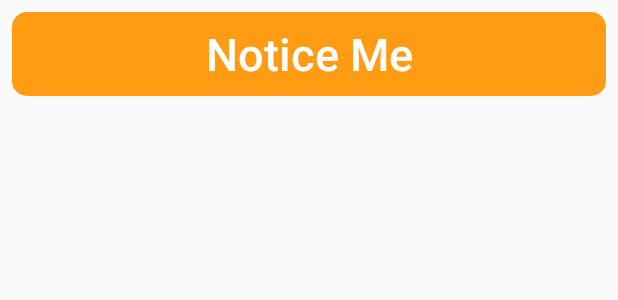
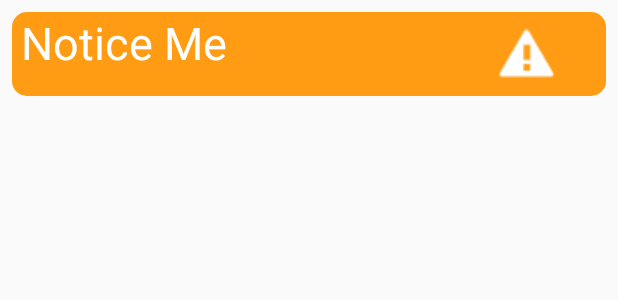
Before and after one commit to ftelnov/flowless, an Android app: the layout but.xml on its own in the app's theme, with its tools: preview values and no code run, on a phone screen of 412 x 824 dp. Shown: the top 300 px of the screen. Run offline under Robolectric (Android 15) with nearby library versions, the phone set to English and light mode, and no system bars.

Commit message:
Чисто ненужный никому коммит, но так надежнее

```diff
--- a/app/src/main/java/com/example/sirius/rs/MainActivity.java
+++ b/app/src/main/java/com/example/sirius/rs/MainActivity.java
@@ -21,9 +21,6 @@ import fragments.ProfileFragment;
 import fragments.SearchFragment;
 
 public class MainActivity extends AppCompatActivity {
-    boolean flag = false;
-    boolean flagSearch = false;
-    private Context context;
     final Map<ImageButton, Integer> map = new HashMap<ImageButton, Integer>();
     final Map<ImageButton, Boolean> visited = new HashMap<ImageButton, Boolean>();
 
--- a/app/src/main/res/layout/but.xml
+++ b/app/src/main/res/layout/but.xml
@@ -2,25 +2,49 @@
 <android.support.constraint.ConstraintLayout
     xmlns:android="http://schemas.android.com/apk/res/android"
     xmlns:app="http://schemas.android.com/apk/res-auto"
+    xmlns:tools="http://schemas.android.com/tools"
     android:layout_width="match_parent"
     android:layout_height="72dp"
     android:orientation="horizontal">
 
-    <Button
-        android:id="@+id/button"
-        style="@style/ButtonMain"
+    <android.support.constraint.ConstraintLayout
         android:layout_width="match_parent"
         android:layout_height="match_parent"
         android:layout_marginStart="8dp"
         android:layout_marginTop="8dp"
+        android:layout_marginBottom="8dp"
         android:layout_marginEnd="8dp"
-        android:layout_marginBottom="8dp"
-        android:text="Notice Me"
-        android:textAlignment="center"
-        android:textColor="@color/white"
-        android:textSize="30sp"
-        app:layout_constraintBottom_toBottomOf="parent"
-        app:layout_constraintEnd_toEndOf="parent"
-        app:layout_constraintStart_toStartOf="parent"
-        app:layout_constraintTop_toTopOf="parent" />
+        android:id = "@+id/constr"
+        style="@style/ButtonMain"
+        >
+
+        <TextView
+            android:id="@+id/button"
+            android:layout_width="0dp"
+            android:layout_height="match_parent"
+            android:paddingLeft="6dp"
+            android:text="Notice Me"
+            android:textAlignment="textStart"
+
+            android:textColor="@color/white"
+            android:textSize="30sp"
+            app:layout_constraintBottom_toBottomOf="parent"
+            app:layout_constraintEnd_toStartOf="@+id/imageView"
+            app:layout_constraintStart_toStartOf="parent"
+            app:layout_constraintTop_toTopOf="parent"
+            app:layout_constraintVertical_bias="0.0" />
+
+        <ImageView
+            android:id="@+id/imageView"
+            android:layout_width="90dp"
+            android:layout_height="0dp"
+            android:layout_marginTop="8dp"
+            android:layout_marginEnd="8dp"
+            android:layout_marginBottom="8dp"
+            app:layout_constraintBottom_toBottomOf="parent"
+            app:layout_constraintEnd_toEndOf="parent"
+            app:layout_constraintTop_toTopOf="parent"
+            app:srcCompat="@android:drawable/stat_notify_error" />
+    </android.support.constraint.ConstraintLayout>
+
 </android.support.constraint.ConstraintLayout>
```
Also changed, not shown: app/src/main/java/Objects/ClickItem.java (+18 -3 lines), app/src/main/java/fragments/CategoryFragment.java (+18 -10 lines), app/src/main/java/fragments/FoodFragment.java (+5 -3 lines), app/src/main/java/fragments/OnClickFragment.java (+14 -9 lines), app/src/main/res/layout/fragment_food.xml (+6 -6 lines).
